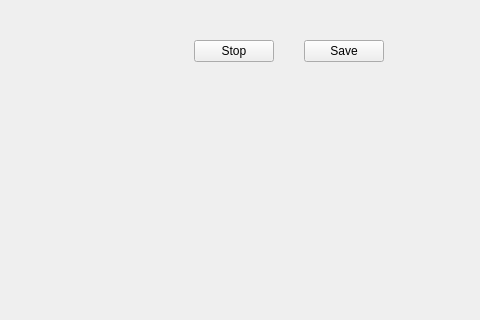
First picture: the form in mainwindow.ui, repository EdXian/Potential-Field-Navigation-Function, before the edit; both pictures show x 446 to 926 and y 247 to 567 of the 926 by 687 pixel window.
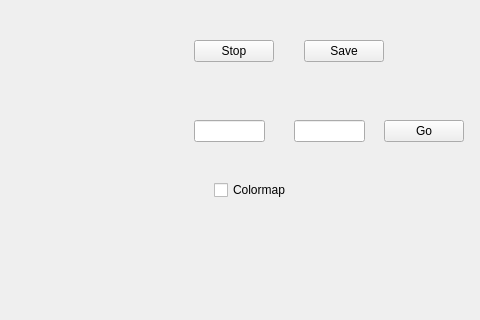
Second picture: the form after the edit. Custom widgets are drawn as their Qt base class.

Commit message: improve colormap function

The edit to the form file:
```diff
--- a/mainwindow.ui
+++ b/mainwindow.ui
@@ -60,6 +60,52 @@
      <string>Save</string>
     </property>
    </widget>
+   <widget class="QLineEdit" name="target_x">
+    <property name="geometry">
+     <rect>
+      <x>640</x>
+      <y>350</y>
+      <width>71</width>
+      <height>22</height>
+     </rect>
+    </property>
+   </widget>
+   <widget class="QLineEdit" name="target_y">
+    <property name="geometry">
+     <rect>
+      <x>740</x>
+      <y>350</y>
+      <width>71</width>
+      <height>22</height>
+     </rect>
+    </property>
+   </widget>
+   <widget class="QPushButton" name="pushButton_3">
+    <property name="geometry">
+     <rect>
+      <x>830</x>
+      <y>350</y>
+      <width>80</width>
+      <height>22</height>
+     </rect>
+    </property>
+    <property name="text">
+     <string>Go</string>
+    </property>
+   </widget>
+   <widget class="QCheckBox" name="checkBox">
+    <property name="geometry">
+     <rect>
+      <x>660</x>
+      <y>410</y>
+      <width>85</width>
+      <height>20</height>
+     </rect>
+    </property>
+    <property name="text">
+     <string>Colormap</string>
+    </property>
+   </widget>
   </widget>
   <widget class="QMenuBar" name="menuBar">
    <property name="geometry">
```
The commit also changes 3 other files.
